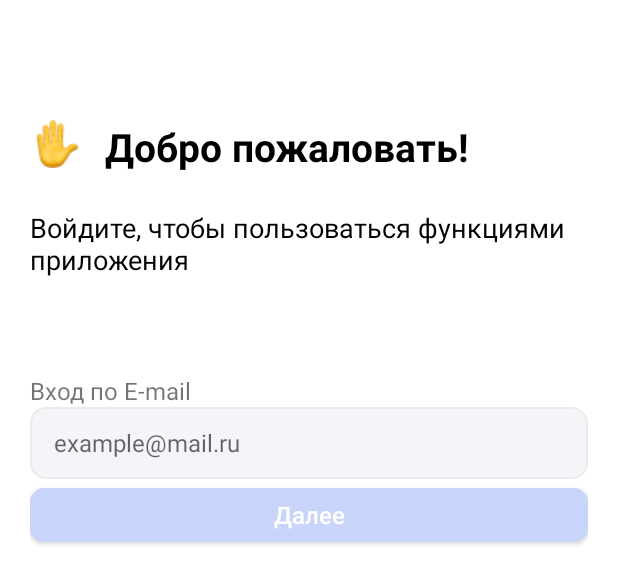
After one commit to Wyelier/Medic, an Android app: the layout activity_auth.xml on its own in the app's theme, with its tools: preview values and no code run, on a phone screen of 412 x 824 dp. The commit adds this screen. Shown: the top 584 px of the screen. Run offline under Robolectric (Android 15) with nearby library versions, the phone set to English and light mode, and no system bars.

Commit message:
3 session

```diff
--- a/app/src/main/java/com/example/medicmadskill/LoginActivity.java
+++ b/app/src/main/java/com/example/medicmadskill/AuthActivity.java
@@ -9,11 +9,11 @@ import android.widget.EditText;
 
 import androidx.appcompat.app.AppCompatActivity;
 
-public class LoginActivity extends AppCompatActivity {
+public class AuthActivity extends AppCompatActivity {
     @Override
     protected void onCreate(Bundle savedInstanceState) {
         super.onCreate(savedInstanceState);
-        setContentView(R.layout.login_activity);
+        setContentView(R.layout.activity_auth);
         Button btnNext = findViewById(R.id.btnLog);
         EditText editEmail = findViewById(R.id.EditName);
 
@@ -34,7 +34,7 @@ public class LoginActivity extends AppCompatActivity {
                     btnNext.setEnabled(true);
                     btnNext.setBackgroundColor(getResources().getColor(R.color.purple_500));
                     btnNext.setOnClickListener(v -> {
-                        Intent email = new Intent(LoginActivity.this, EmailActivity.class);
+                        Intent email = new Intent(AuthActivity.this, CodeActivity.class);
                         startActivity(email);
                         finish();
                     });
--- a/app/src/main/java/com/example/medicmadskill/EmailActivity.java
+++ b/app/src/main/java/com/example/medicmadskill/CodeActivity.java
@@ -9,11 +9,11 @@ import android.widget.EditText;
 
 import androidx.appcompat.app.AppCompatActivity;
 
-public class EmailActivity extends AppCompatActivity {
+public class CodeActivity extends AppCompatActivity {
     @Override
     protected void onCreate(Bundle savedInstanceState) {
         super.onCreate(savedInstanceState);
-        setContentView(R.layout.email_activity);
+        setContentView(R.layout.activity_code);
 
 
         EditText[] codeDigits = {
--- a/app/src/main/java/com/example/medicmadskill/OnBoardActivity.java
+++ b/app/src/main/java/com/example/medicmadskill/OnBoardActivity.java
@@ -73,7 +73,7 @@ public class OnBoardActivity extends AppCompatActivity {
 
     public void nextBtn(int position) {
         if(position == 2) {
-            Intent auth = new Intent(this, LoginActivity.class);
+            Intent auth = new Intent(this, AuthActivity.class);
             startActivity(auth);
             finish();
         }
--- a/app/src/main/java/com/example/medicmadskill/PassActivity.java
+++ b/app/src/main/java/com/example/medicmadskill/PasswordActivity.java
@@ -6,11 +6,11 @@ import android.widget.TextView;
 
 import androidx.appcompat.app.AppCompatActivity;
 
-public class PassActivity extends AppCompatActivity {
+public class PasswordActivity extends AppCompatActivity {
     @Override
     protected void onCreate(Bundle savedInstanceState) {
         super.onCreate(savedInstanceState);
-        setContentView(R.layout.pass_activity);
+        setContentView(R.layout.activity_password);
 
         TextView textView = findViewById(R.id.textSkip);
 
--- a/app/src/main/java/com/example/medicmadskill/SplashActivity.java
+++ b/app/src/main/java/com/example/medicmadskill/SplashActivity.java
@@ -11,7 +11,7 @@ public class SplashActivity extends AppCompatActivity {
     @Override
     protected void onCreate(Bundle savedInstanceState) {
         super.onCreate(savedInstanceState);
-        setContentView(R.layout.splash_activity);
+        setContentView(R.layout.activity_splash);
 
         new Handler().postDelayed(new Runnable() {
             @Override
--- /dev/null
+++ b/app/src/main/res/color/botton_nav_item_color.xml
@@ -0,0 +1,4 @@
+<selector xmlns:android="http://schemas.android.com/apk/res/android">
+    <item android:color="#1A6FEE" android:state_checked="true"/>
+    <item android:color="#B8C1CC"/>
+</selector>
--- /dev/null
+++ b/app/src/main/res/layout/activity_auth.xml
@@ -0,0 +1,119 @@
+<?xml version="1.0" encoding="utf-8"?>
+<androidx.constraintlayout.widget.ConstraintLayout xmlns:android="http://schemas.android.com/apk/res/android"
+    xmlns:app="http://schemas.android.com/apk/res-auto"
+    xmlns:tools="http://schemas.android.com/tools"
+    android:layout_width="match_parent"
+    android:layout_height="match_parent"
+    android:paddingLeft="20dp"
+    android:paddingRight="20dp"
+    tools:context=".AuthActivity">
+
+    <LinearLayout
+        android:layout_width="match_parent"
+        android:layout_height="match_parent"
+        android:orientation="vertical"
+        app:layout_constraintBottom_toBottomOf="parent"
+        app:layout_constraintEnd_toEndOf="parent"
+        app:layout_constraintStart_toStartOf="parent"
+        app:layout_constraintTop_toTopOf="parent">
+
+        <LinearLayout
+            android:layout_width="wrap_content"
+            android:layout_height="wrap_content"
+            android:layout_marginStart="2dp"
+            android:layout_marginTop="80dp"
+            android:orientation="horizontal">
+
+            <ImageView
+                android:id="@+id/helloImg"
+                android:layout_width="wrap_content"
+                android:layout_height="wrap_content"
+                android:src="@drawable/hello" />
+
+            <TextView
+                android:id="@+id/textWelcome"
+                android:layout_width="wrap_content"
+                android:layout_height="wrap_content"
+                android:layout_marginLeft="16dp"
+                android:layout_marginBottom="24dp"
+                android:text="@string/welcome"
+                android:textColor="@color/black"
+                android:textSize="26sp"
+                android:textStyle="bold" />
+
+        </LinearLayout>
+
+        <TextView
+            android:id="@+id/textView2"
+            android:layout_width="wrap_content"
+            android:layout_height="wrap_content"
+            android:text="@string/voidite"
+            android:textColor="@color/black"
+            android:textSize="18sp" />
+
+        <TextView
+            android:id="@+id/textView3"
+            android:layout_width="wrap_content"
+            android:layout_height="wrap_content"
+            android:layout_marginTop="64dp"
+            android:text="@string/vhodpoemail"
+            android:textSize="16sp"
+            app:layout_constraintStart_toStartOf="@+id/EditName"
+            app:layout_constraintTop_toBottomOf="@+id/textView2" />
+
+        <EditText
+            android:id="@+id/EditName"
+            android:layout_width="match_parent"
+            android:layout_height="48dp"
+            android:background="@drawable/rounded_edit_text"
+            android:hint="example@mail.ru"
+            android:inputType="textPersonName"
+            android:paddingLeft="16dp"
+            android:textSize="16sp" />
+
+        <Button
+            android:id="@+id/btnLog"
+            android:layout_width="match_parent"
+            android:layout_height="wrap_content"
+
+            android:backgroundTint="@color/btn_disabled"
+            android:letterSpacing="0"
+            android:text="@string/next"
+            android:textAlignment="center"
+            android:textAllCaps="false"
+            android:textSize="16sp"
+            app:cornerRadius="10dp" />
+
+        <TextView
+            android:id="@+id/textView4"
+            android:layout_width="0dp"
+            android:layout_height="wrap_content"
+            android:layout_marginBottom="16dp"
+            android:gravity="center"
+            android:text="Или войдите с помощью"
+            android:textSize="15sp"
+            app:layout_constraintBottom_toTopOf="@+id/btnYandex"
+            app:layout_constraintEnd_toEndOf="@+id/btnLog"
+            app:layout_constraintStart_toStartOf="@+id/btnLog" />
+
+        <Button
+            android:id="@+id/btnYandex"
+            android:layout_width="0dp"
+            android:layout_height="wrap_content"
+            android:layout_marginBottom="32dp"
+            android:backgroundTint="@color/gray_border"
+            android:letterSpacing="0"
+            android:padding="16dp"
+            android:text="Войти с Яндекс"
+            android:textAllCaps="false"
+            android:textColor="@color/black"
+            android:textSize="18sp"
+            app:cornerRadius="12dp"
+            app:layout_constraintBottom_toBottomOf="parent"
+            app:layout_constraintEnd_toEndOf="@+id/btnLog"
+            app:layout_constraintStart_toStartOf="@+id/btnLog" />
+
+    </LinearLayout>
+
+
+</androidx.constraintlayout.widget.ConstraintLayout>
```
Also changed, not shown: app/src/main/AndroidManifest.xml (+21 -15 lines), app/src/main/java/com/example/medicmadskill/Api/ApiClient.java (added, +20 -0 lines), app/src/main/java/com/example/medicmadskill/Api/MedicAPI.java (+9 -0 lines), app/src/main/java/com/example/medicmadskill/Api/SendCodeRequest.java (added, +9 -0 lines), app/src/main/java/com/example/medicmadskill/Api/SignInRequest.java (added, +12 -0 lines), app/src/main/java/com/example/medicmadskill/MainActivity.java (+33 -10 lines), app/src/main/res/layout/activity_main.xml (+18 -47 lines), app/src/main/res/layout/activity_onboard.xml (added, +59 -0 lines), app/src/main/res/layout/login_activity.xml (deleted, +0 -116 lines), app/src/main/res/layout/activity_code.xml (renamed from app/src/main/res/layout/email_activity.xml), app/src/main/res/layout/activity_password.xml (renamed from app/src/main/res/layout/pass_activity.xml), app/src/main/res/layout/activity_splash.xml (renamed from app/src/main/res/layout/splash_activity.xml).
